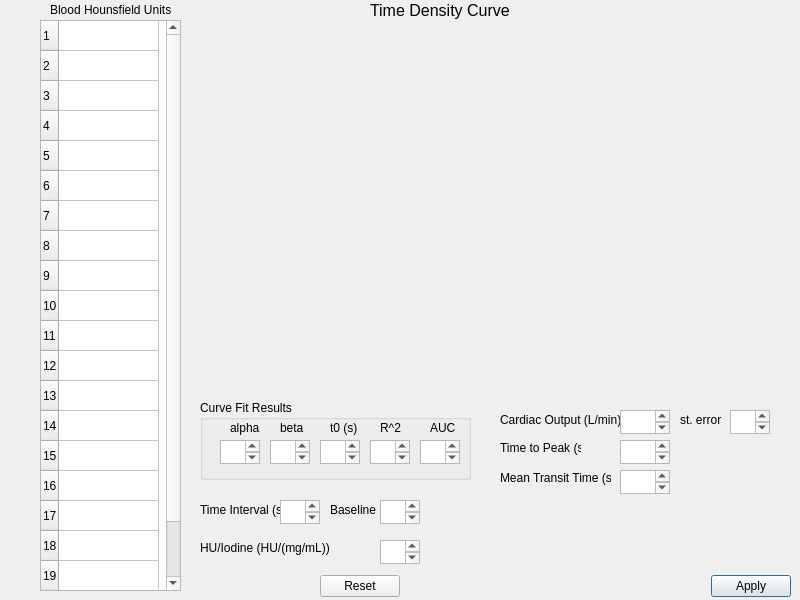
ogdenk/COCalculator, file COcalc.ui: the form before one commit.
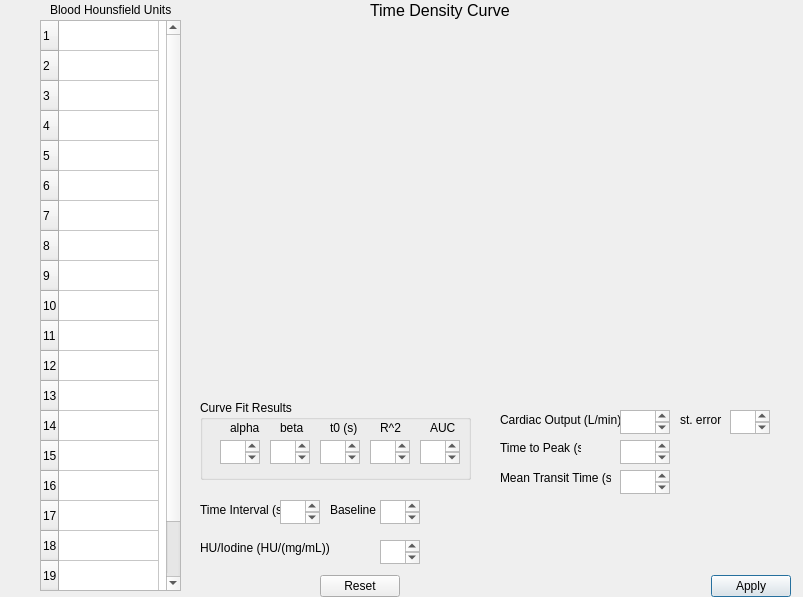
The form after the commit. Custom widgets are drawn as their Qt base class.

```diff
--- a/COcalc.ui
+++ b/COcalc.ui
@@ -6,8 +6,8 @@
    <rect>
     <x>0</x>
     <y>0</y>
-    <width>800</width>
-    <height>600</height>
+    <width>803</width>
+    <height>597</height>
    </rect>
   </property>
   <property name="windowTitle">
```
Left out of the diff: 19 changed lines with no effect on the pictures.
